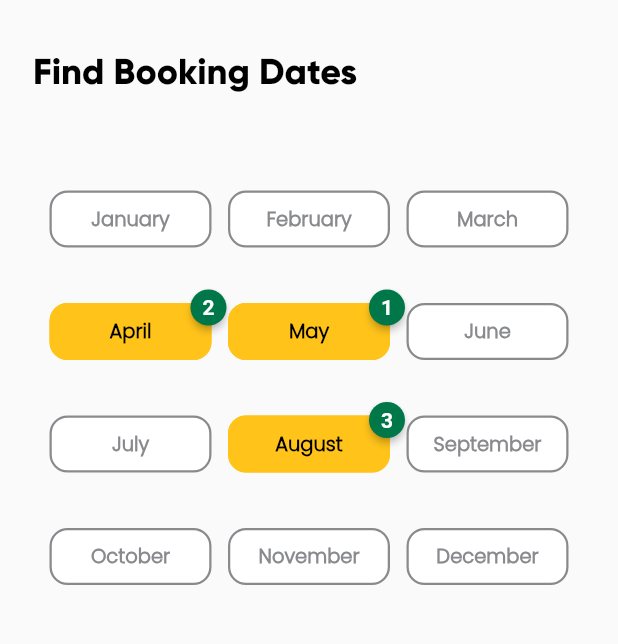
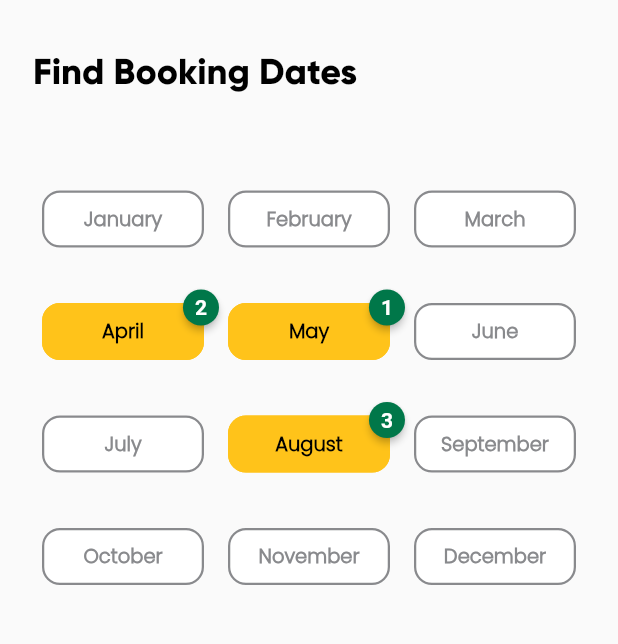
Before and after one commit to ConvrtX-Inc/guided-mobile, a Flutter app: the SettingsCalendarManagement screen opened directly, on a phone screen of 412 x 824 dp, the part 84-728 px from its top. Run offline on Flutter 3.47's test engine with Material 2 defaults, Android fonts, the phone set to English and light mode, and no system bars; drawn by our look-alikes of badges; our stand-ins replace carousel_slider, country_code_picker, dots_indicator, flutter_screenutil, flutter_svg, flutter_switch and 3 more; missing offline and left inert: custom_check_box.

Commit message:
Patch notes for Calendar Management
+ Added ScreenUtil plugin for Pixel Perfect
+ Added Comments to functions
+ Code cleanup
+ Renamed variable to the required coding standard

```diff
--- a/lib/main_navigation/settings/screens/calendar_management/settings_calendar_management.dart
+++ b/lib/main_navigation/settings/screens/calendar_management/settings_calendar_management.dart
@@ -1,8 +1,8 @@
 import 'package:badges/badges.dart';
 import 'package:flutter/material.dart';
-import 'package:guided/helpers/constant.dart';
 import 'package:flutter_screenutil/flutter_screenutil.dart';
 import 'package:guided/common/widgets/avatar_bottom_sheet.dart';
+import 'package:guided/helpers/constant.dart';
 import 'settings_calendar_modal.dart';
 
 class SettingsCalendarManagement extends StatefulWidget {
@@ -16,17 +16,19 @@ class _SettingsCalendarManagementState extends State<SettingsCalendarManagement>
   @override
   Widget build(BuildContext context) {
 
+    /// Default button style
     final ButtonStyle style = ElevatedButton.styleFrom(
         primary: Colors.white,
         elevation: 0,
         shadowColor: Colors.transparent,
         onPrimary: ConstantHelpers.lightgrey,
         side: BorderSide(width: 1.5, color: ConstantHelpers.lightgrey),
-        textStyle: TextStyle( fontSize: 13.0, fontWeight: FontWeight.w800, fontFamily: ConstantHelpers.fontPoppins),
+        textStyle: TextStyle( fontSize: 13, fontWeight: FontWeight.w800, fontFamily: ConstantHelpers.fontPoppins),
         fixedSize: const Size(108, 38),
         shape: RoundedRectangleBorder(borderRadius: BorderRadius.circular(12))
     );
 
+    /// Active button style
     final ButtonStyle active = ElevatedButton.styleFrom(
         primary: ConstantHelpers.activeDate,
         elevation: 0,
@@ -65,7 +67,7 @@ class _SettingsCalendarManagementState extends State<SettingsCalendarManagement>
                       icon: const Icon(
                         Icons.arrow_back_sharp,
                         color: Colors.black,
-                        size: 25.0,
+                        size: 25,
                       ),
                       onPressed: () {
                         Navigator.pop(context);
@@ -107,8 +109,9 @@ class _SettingsCalendarManagementState extends State<SettingsCalendarManagement>
                 ),
               ),
               Padding(
-                padding: const EdgeInsets.fromLTRB(22, 0, 22, 27),
-                child: Row(
+                // padding: const EdgeInsets.fromLTRB(22, 0, 22, 27),
+                padding: const EdgeInsets.fromLTRB(12, 0, 12, 27),
+              child: Row(
                   mainAxisAlignment: MainAxisAlignment.spaceEvenly,
                   children: [
                     Badge(
@@ -157,7 +160,7 @@ class _SettingsCalendarManagementState extends State<SettingsCalendarManagement>
                 ),
               ),
               Padding(
-                padding: const EdgeInsets.fromLTRB(22, 0, 22, 27),
+                padding: const EdgeInsets.fromLTRB(12, 0, 12, 27),
                 child: Row(
                   mainAxisAlignment: MainAxisAlignment.spaceEvenly,
                   children: [
@@ -207,7 +210,7 @@ class _SettingsCalendarManagementState extends State<SettingsCalendarManagement>
                 ),
               ),
               Padding(
-                padding: const EdgeInsets.fromLTRB(22, 0, 22, 27),
+                padding: const EdgeInsets.fromLTRB(12, 0, 12, 27),
                 child: Row(
                   mainAxisAlignment: MainAxisAlignment.spaceEvenly,
                   children: [
@@ -257,7 +260,7 @@ class _SettingsCalendarManagementState extends State<SettingsCalendarManagement>
                 ),
               ),
               Padding(
-                padding: const EdgeInsets.fromLTRB(22, 0, 22, 27),
+                padding: const EdgeInsets.fromLTRB(12, 0, 12, 27),
                 child: Row(
                   mainAxisAlignment: MainAxisAlignment.spaceEvenly,
                   children: [
```
Also changed, not shown: lib/main_navigation/settings/screens/calendar_management/settings_calendar_management_schedule.dart (+12 -9 lines), lib/main_navigation/settings/screens/calendar_management/settings_calendar_modal.dart (+27 -21 lines).
